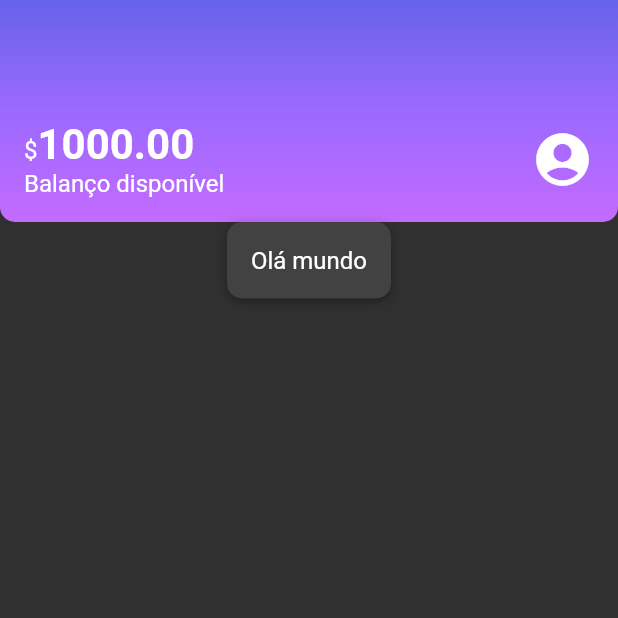
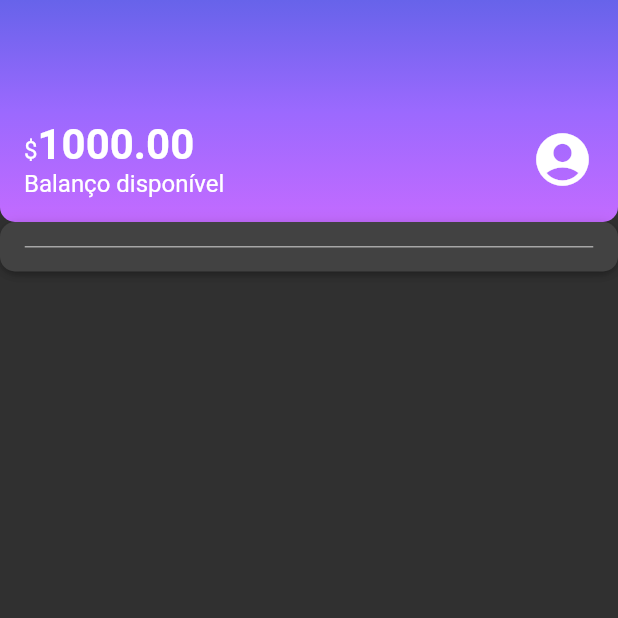
Before and after one commit to pedrohocc/Alura, a Flutter app: the screen it shows after launch, on a phone screen of 412 x 824 dp, the top half of it. Run offline on Flutter 3.47's test engine with Material 2 defaults, Android fonts, the phone set to English and light mode, and no system bars; our stand-ins replace logger, shared_preferences, sqflite; missing offline and left inert: http_interceptor; accounts and stored records are empty.

Commit message:
aulas `Construir o ColorDot` e `Produzindo o ContentDivision`

```diff
--- /dev/null
+++ b/flutter/alubank/lib/components/division.dart
@@ -0,0 +1,16 @@
+import 'package:alubank/themes/theme_colors.dart';
+import 'package:flutter/material.dart';
+
+class DivisionWidget extends StatelessWidget {
+  const DivisionWidget({super.key});
+
+  @override
+  Widget build(BuildContext context) {
+    return Container(
+      height: 1,
+      decoration: BoxDecoration(
+        border: Border.all(color: ThemeColors.divisonColor),
+      ),
+    );
+  }
+}
--- a/flutter/alubank/lib/screens/home.dart
+++ b/flutter/alubank/lib/screens/home.dart
@@ -1,5 +1,8 @@
 import 'package:alubank/components/box_card.dart';
+import 'package:alubank/components/color_dot.dart';
+import 'package:alubank/components/division.dart';
 import 'package:alubank/components/sections/header.dart';
+import 'package:alubank/themes/theme_colors.dart';
 import 'package:flutter/material.dart';
 
 class HomeScreen extends StatelessWidget {
@@ -7,14 +10,9 @@ class HomeScreen extends StatelessWidget {
 
   @override
   Widget build(BuildContext context) {
-    return const Scaffold(
+    return Scaffold(
       body: Column(
-        children: [
-          Header(),
-          BoxCard(
-            boxContent: Text('Olá mundo'),
-          )
-        ],
+        children: [const Header(), BoxCard(boxContent: DivisionWidget())],
       ),
     );
   }
--- a/flutter/alubank/lib/themes/theme_colors.dart
+++ b/flutter/alubank/lib/themes/theme_colors.dart
@@ -7,4 +7,9 @@ class ThemeColors {
     Color.fromRGBO(155, 105, 254, 1),
     Color.fromRGBO(195, 107, 255, 1),
   ];
+  static const Map<String, Color> dotColors = {
+    'spent': Color.fromRGBO(255, 175, 29, 1),
+    'income': Color.fromRGBO(191, 69, 198, 1)
+  };
+  static const Color divisonColor = Color.fromRGBO(166, 166, 166, 1);
 }
```
Also changed, not shown: flutter/alubank/lib/components/color_dot.dart (added, +16 -0 lines), flutter/alubank/pubspec.lock.
